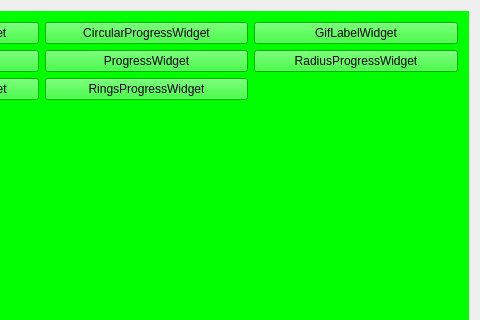
Above: TTKExample/mainwindow.ui from Greedysky/TTKWidgetTools before the change; both pictures show x 295 to 775 and y 0 to 320 of the 775 by 420 pixel window. Below: the same form after it.
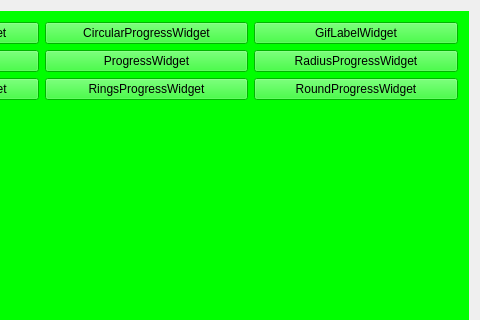
That is the form after the change. The open tabs and pages were chosen to show the change. Icons and pictures are not drawn.

Commit message: Add round progress widget[475896]

The edit to the form file:
```diff
--- a/TTKExample/mainwindow.ui
+++ b/TTKExample/mainwindow.ui
@@ -382,6 +382,13 @@
           </property>
          </widget>
         </item>
+        <item row="2" column="2">
+         <widget class="QPushButton" name="roundProgressWidget">
+          <property name="text">
+           <string>RoundProgressWidget</string>
+          </property>
+         </widget>
+        </item>
         <item row="3" column="0">
          <spacer name="verticalSpacer_4">
           <property name="orientation">
```
The commit also changes 9 other files.
